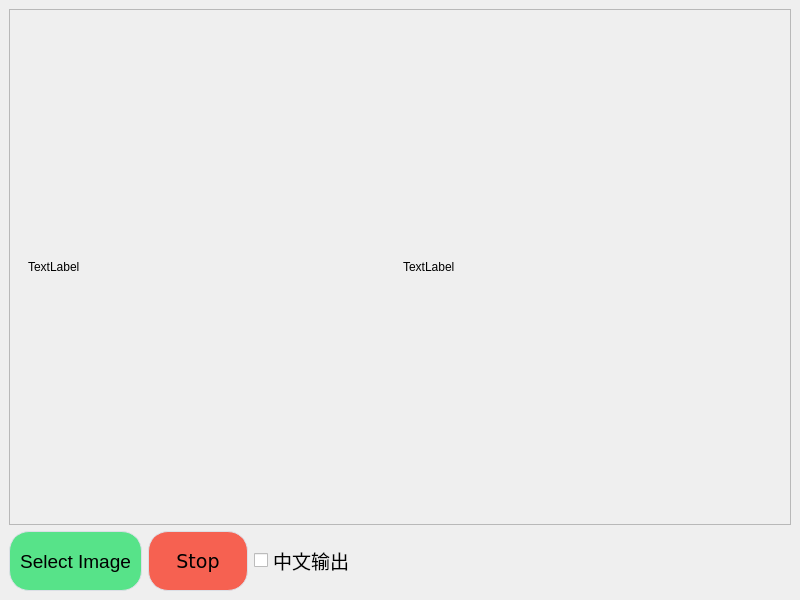
First picture: the form in qtproj/LLM-Chat/mainwindow.ui, repository AXERA-TECH/ax-llm, before the edit.
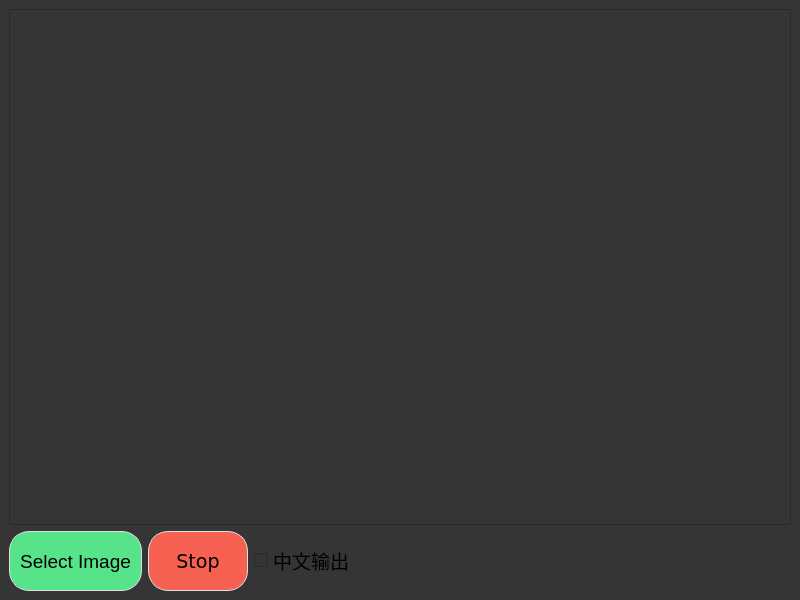
Second picture: the form after the edit. Custom widgets are drawn as their Qt base class.

Patch:
```diff
--- a/qtproj/LLM-Chat/mainwindow.ui
+++ b/qtproj/LLM-Chat/mainwindow.ui
@@ -11,7 +11,10 @@
    </rect>
   </property>
   <property name="windowTitle">
-   <string>MainWindow</string>
+   <string>MiniCPM-V</string>
+  </property>
+  <property name="styleSheet">
+   <string notr="true">background-color: rgb(53,53,53);</string>
   </property>
   <widget class="QWidget" name="centralwidget">
    <layout class="QGridLayout" name="gridLayout">
@@ -36,18 +39,27 @@
            <widget class="QWidget" name="widget" native="true">
             <layout class="QGridLayout" name="gridLayout_2">
              <item row="0" column="0">
-              <layout class="QHBoxLayout" name="horizontalLayout_2">
+              <layout class="QHBoxLayout" name="horizontalLayout_2" stretch="1,1">
                <item>
                 <widget class="myQLabel" name="lab_img">
                  <property name="text">
-                  <string>TextLabel</string>
+                  <string/>
                  </property>
                 </widget>
                </item>
                <item>
                 <widget class="QLabel" name="txt_out">
+                 <property name="font">
+                  <font>
+                   <family>DejaVu Sans</family>
+                   <pointsize>14</pointsize>
+                  </font>
+                 </property>
                  <property name="text">
-                  <string>TextLabel</string>
+                  <string/>
+                 </property>
+                 <property name="wordWrap">
+                  <bool>true</bool>
                  </property>
                 </widget>
                </item>
```
